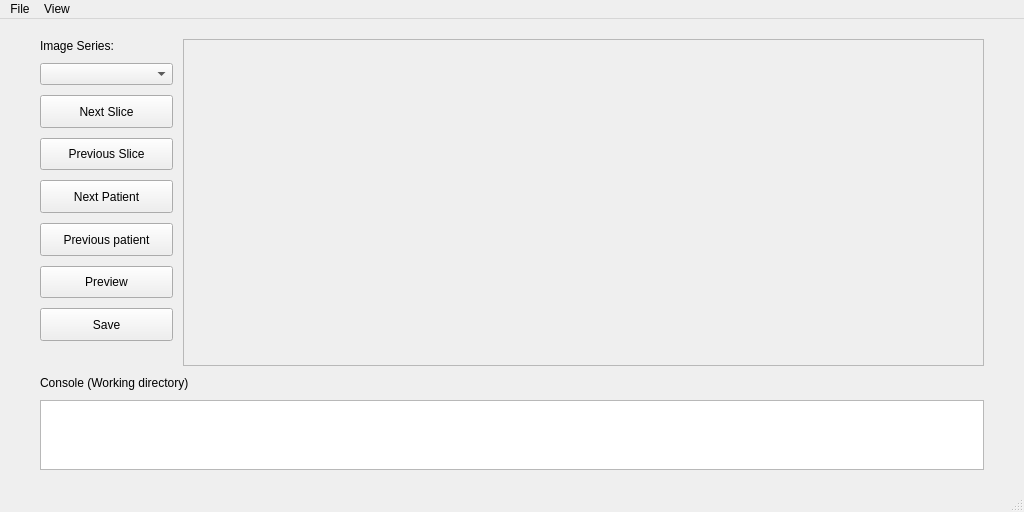
Qt form mainWindow.ui (MenxLi/LabelSys) before a commit.
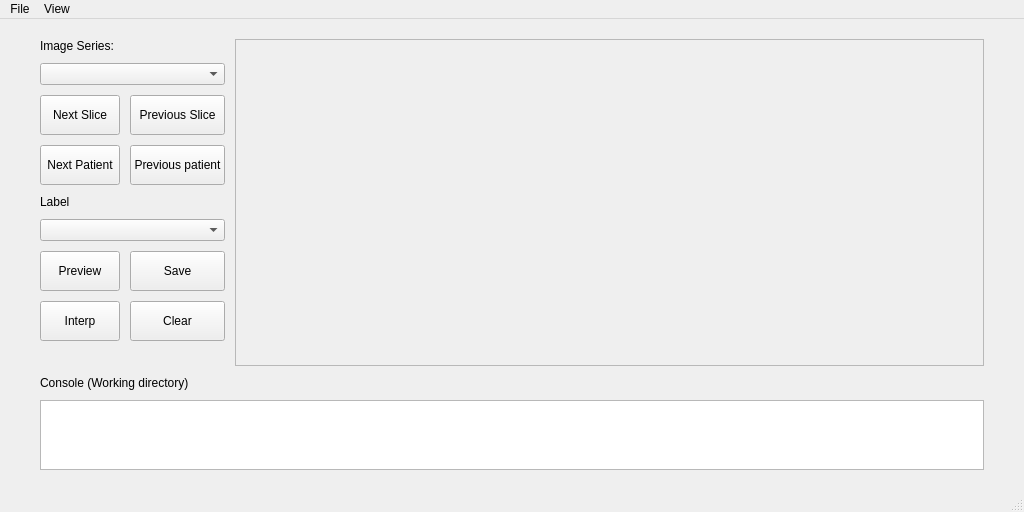
The same form after that commit.

Commit message: UI changed and added image flip

Diff of the .ui file:
```diff
--- a/mainWindow.ui
+++ b/mainWindow.ui
@@ -37,12 +37,9 @@
      <number>20</number>
     </property>
     <item>
-     <layout class="QHBoxLayout" name="hframe_im_btn" stretch="1,6">
+     <layout class="QHBoxLayout" name="hframe_im_btn" stretch="1,5">
       <item>
-       <layout class="QVBoxLayout" name="vfram_btn" stretch="0,0,0,0,0,0,0,0">
-        <property name="spacing">
-         <number>10</number>
-        </property>
+       <layout class="QGridLayout" name="grid_btns">
         <property name="sizeConstraint">
          <enum>QLayout::SetMaximumSize</enum>
         </property>
@@ -55,30 +52,10 @@
         <property name="bottomMargin">
          <number>25</number>
         </property>
-        <item>
-         <widget class="QLabel" name="lbl_series">
-          <property name="sizePolicy">
-           <sizepolicy hsizetype="Preferred" vsizetype="Fixed">
-            <horstretch>0</horstretch>
-            <verstretch>0</verstretch>
-           </sizepolicy>
-          </property>
-          <property name="text">
-           <string>Image Series:</string>
-          </property>
-         </widget>
+        <item row="6" column="0" colspan="2">
+         <widget class="QComboBox" name="combo_label"/>
         </item>
-        <item>
-         <widget class="QComboBox" name="combo_series">
-          <property name="sizePolicy">
-           <sizepolicy hsizetype="Preferred" vsizetype="Fixed">
-            <horstretch>0</horstretch>
-            <verstretch>0</verstretch>
-           </sizepolicy>
-          </property>
-         </widget>
-        </item>
-        <item>
+        <item row="2" column="0">
          <widget class="QPushButton" name="btn_next_slice">
           <property name="sizePolicy">
            <sizepolicy hsizetype="Minimum" vsizetype="Preferred">
@@ -103,32 +80,7 @@
           </property>
          </widget>
         </item>
-        <item>
-         <widget class="QPushButton" name="btn_prev_slice">
-          <property name="sizePolicy">
-           <sizepolicy hsizetype="Minimum" vsizetype="Preferred">
-            <horstretch>0</horstretch>
-            <verstretch>0</verstretch>
-           </sizepolicy>
-          </property>
-          <property name="minimumSize">
-           <size>
-            <width>0</width>
-            <height>0</height>
-           </size>
-          </property>
-          <property name="maximumSize">
-           <size>
-            <width>150</width>
-            <height>50</height>
-           </size>
-          </property>
-          <property name="text">
-           <string>Previous Slice</string>
-          </property>
-         </widget>
-        </item>
-        <item>
+        <item row="4" column="0">
          <widget class="QPushButton" name="btn_next_patient">
           <property name="sizePolicy">
            <sizepolicy hsizetype="Minimum" vsizetype="Preferred">
@@ -153,7 +105,7 @@
           </property>
          </widget>
         </item>
-        <item>
+        <item row="4" column="1">
          <widget class="QPushButton" name="btn_prev_patient">
           <property name="sizePolicy">
            <sizepolicy hsizetype="Minimum" vsizetype="Preferred">
@@ -178,32 +130,7 @@
           </property>
          </widget>
         </item>
-        <item>
-         <widget class="QPushButton" name="btn_preview">
-          <property name="sizePolicy">
-           <sizepolicy hsizetype="Minimum" vsizetype="Preferred">
-            <horstretch>0</horstretch>
-            <verstretch>0</verstretch>
-           </sizepolicy>
-          </property>
-          <property name="minimumSize">
-           <size>
-            <width>0</width>
-            <height>0</height>
-           </size>
-          </property>
-          <property name="maximumSize">
-           <size>
-            <width>150</width>
-            <height>50</height>
-           </size>
-          </property>
-          <property name="text">
-           <string>Preview</string>
-          </property>
-         </widget>
-        </item>
-        <item>
+        <item row="7" column="1">
          <widget class="QPushButton" name="btn_save">
           <property name="sizePolicy">
            <sizepolicy hsizetype="Minimum" vsizetype="Preferred">
@@ -231,6 +158,130 @@
           </property>
          </widget>
         </item>
+        <item row="7" column="0">
+         <widget class="QPushButton" name="btn_preview">
+          <property name="sizePolicy">
+           <sizepolicy hsizetype="Minimum" vsizetype="Preferred">
+            <horstretch>0</horstretch>
+            <verstretch>0</verstretch>
+           </sizepolicy>
+          </property>
+          <property name="minimumSize">
+           <size>
+            <width>0</width>
+            <height>0</height>
+           </size>
+          </property>
+          <property name="maximumSize">
+           <size>
+            <width>150</width>
+            <height>50</height>
+           </size>
+          </property>
+          <property name="text">
+           <string>Preview</string>
+          </property>
+         </widget>
+        </item>
+        <item row="2" column="1">
+         <widget class="QPushButton" name="btn_prev_slice">
+          <property name="sizePolicy">
+           <sizepolicy hsizetype="Minimum" vsizetype="Preferred">
+            <horstretch>0</horstretch>
+            <verstretch>0</verstretch>
+           </sizepolicy>
+          </property>
+          <property name="minimumSize">
+           <size>
+            <width>0</width>
+            <height>0</height>
+           </size>
+          </property>
+          <property name="maximumSize">
+           <size>
+            <width>150</width>
+            <height>50</height>
+           </size>
+          </property>
+          <property name="text">
+           <string>Previous Slice</string>
+          </property>
+         </widget>
+        </item>
+        <item row="0" column="0">
+         <widget class="QLabel" name="lbl_series">
+          <property name="sizePolicy">
+           <sizepolicy hsizetype="Preferred" vsizetype="Fixed">
+            <horstretch>0</horstretch>
+            <verstretch>0</verstretch>
+           </sizepolicy>
+          </property>
+          <property name="text">
+           <string>Image Series:</string>
+          </property>
+         </widget>
+        </item>
+        <item row="1" column="0" colspan="2">
+         <widget class="QComboBox" name="combo_series">
+          <property name="sizePolicy">
+           <sizepolicy hsizetype="Preferred" vsizetype="Fixed">
+            <horstretch>0</horstretch>
+            <verstretch>0</verstretch>
+           </sizepolicy>
+          </property>
+         </widget>
+        </item>
+        <item row="5" column="0">
+         <widget class="QLabel" name="lbl_label">
+          <property name="sizePolicy">
+           <sizepolicy hsizetype="Preferred" vsizetype="Fixed">
+            <horstretch>0</horstretch>
+            <verstretch>0</verstretch>
+           </sizepolicy>
+          </property>
+          <property name="text">
+           <string>Label</string>
+          </property>
+         </widget>
+        </item>
+        <item row="8" column="1">
+         <widget class="QPushButton" name="btn_clear">
+          <property name="sizePolicy">
+           <sizepolicy hsizetype="Minimum" vsizetype="Preferred">
+            <horstretch>0</horstretch>
+            <verstretch>0</verstretch>
+           </sizepolicy>
+          </property>
+          <property name="maximumSize">
+           <size>
+            <width>150</width>
+            <height>50</height>
+           </size>
+          </property>
+          <property name="text">
+           <string>Clear</string>
+          </property>
+         </widget>
+        </item>
+        <item row="8" column="0">
+         <widget class="QPushButton" name="btn_interp">
+          <property name="sizePolicy">
+           <sizepolicy hsizetype="Minimum" vsizetype="Preferred">
+            <horstretch>0</horstretch>
+            <verstretch>0</verstretch>
+           </sizepolicy>
+          </property>
+          <property name="maximumSize">
+           <size>
+            <width>150</width>
+            <height>50</height>
+           </size>
+          </property>
+          <property name="text">
+           <string>Interp</string>
+          </property>
+         </widget>
+        </item>
        </layout>
       </item>
       <item>
```
The commit also changes 5 other files.
